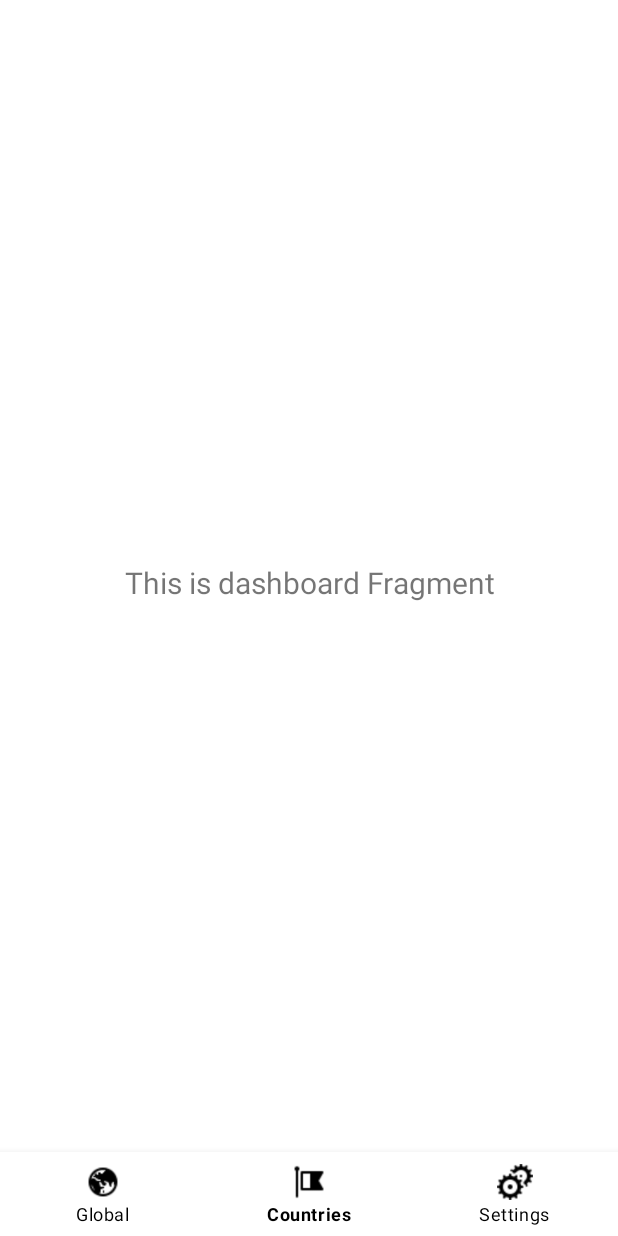
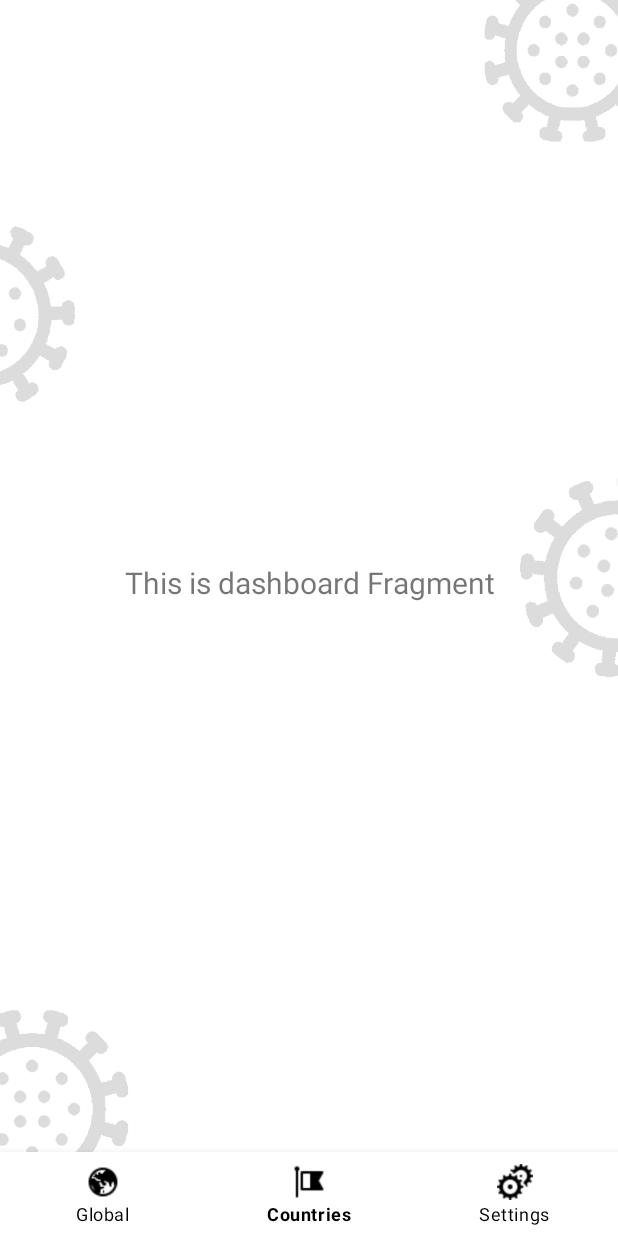
Before and after one commit to VictorKabata/COVID19StatApp, an Android app: the CountriesFragment screen opened through its navigation route, on a phone screen of 412 x 824 dp. Run offline under Robolectric (Android 15) with nearby library versions, the phone set to English and light mode, and no system bars; our stand-ins replace navigation-ui; libraries missing offline, so code that uses them is left out: org.kodein.di; 4 statements that could not run were skipped.

Commit message:
Added layout backgrounds

```diff
--- a/app/src/main/res/layout/fragment_countries.xml
+++ b/app/src/main/res/layout/fragment_countries.xml
@@ -5,6 +5,13 @@
     android:layout_width="match_parent"
     android:layout_height="match_parent"
     tools:context=".ui.countries.CountriesFragment">
+
+    <FrameLayout
+        android:layout_width="match_parent"
+        android:layout_height="match_parent"
+        android:alpha="0.2"
+        android:background="@drawable/covid_background"
+        android:elevation="-5dp" />
 
     <TextView
         android:id="@+id/text_dashboard"
```
Also changed, not shown: app/src/main/res/layout/fragment_global.xml (+7 -0 lines), app/src/main/res/layout/fragment_settings.xml (+8 -0 lines).
